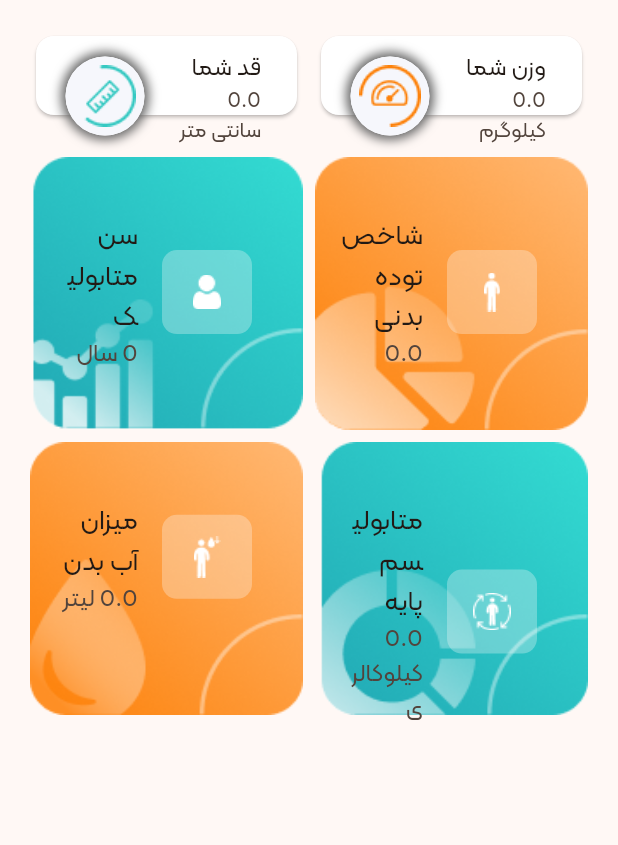
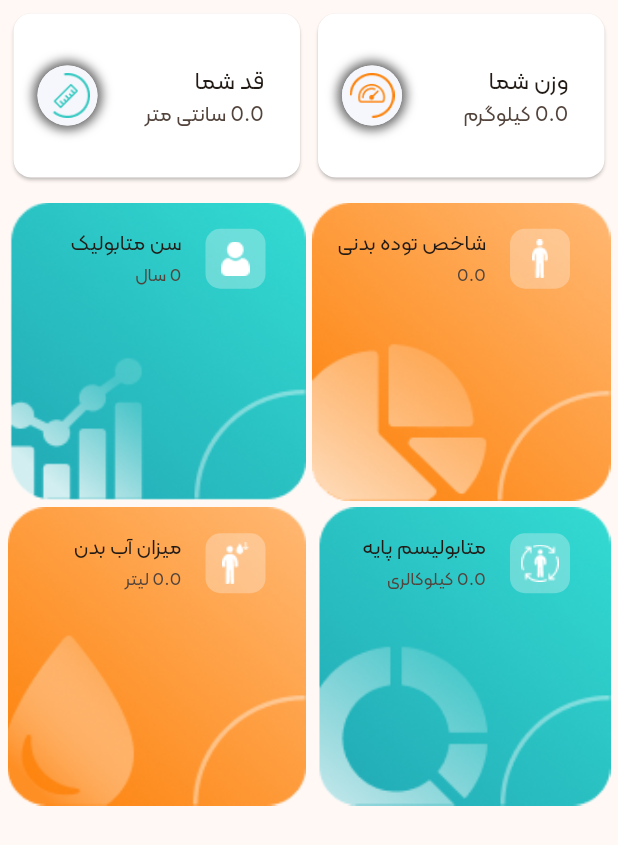
Before and after one commit to aligavahi/sharif_health_app, a Flutter app: the GeneralAnalysis widget shown alone on an empty page, opened directly with empty values, on a phone screen of 412 x 824 dp. Shown: the top 845 px of the screen. Run offline on Flutter 3.47's test engine with Material 3 defaults, Android fonts, the phone set to English and light mode, and no system bars; our stand-ins replace bloc, curved_navigation_bar, flutter_bloc, flutter_form_builder, pinput, shamsi_date and 2 more; accounts and stored records are empty; network calls fail.

Commit message:
ready for demo

```diff
--- a/lib/ui/homepage/my_tests/general_analysis.dart
+++ b/lib/ui/homepage/my_tests/general_analysis.dart
@@ -1,8 +1,5 @@
-import 'dart:ui';
-
-import 'package:flutter/cupertino.dart';
+import 'dart:math';
 import 'package:flutter/material.dart';
-import 'package:flutter/painting.dart';
 import 'package:flutter_bloc/flutter_bloc.dart';
 import 'package:sharif_health_app/model/homepage/my_tests/my_tests_cubit.dart';
 import 'package:sharif_health_app/utils/app_colors.dart';
@@ -69,22 +66,23 @@ class GeneralAnalysis extends StatelessWidget {
         'id': 'bmr'
       },
     ];
-    final width = (MediaQuery.of(context).size.width - 30) / 2;
+    final width = (MediaQuery.of(context).size.width - 5) / 2;
+    final height= max(width/2.5, 120.0);
     List<Widget> final_list = [];
     List<Widget> typ1_items = List<Widget>.generate(typ1Analysis.length,
         (index) => get_general_typ1_item(context, typ1Analysis[index]));
     List<Widget> typ2_items = List<Widget>.generate(typ2Analysis.length,
         (index) => get_general_typ2_item(context, typ2Analysis[index]));
     final_list.add(SizedBox(
-      height: (width + 5) * .33 * 1 + 20,
+      height: height+10,
       child: GridView.count(
-        childAspectRatio: 3,
+        childAspectRatio: width/height,
         controller: new ScrollController(keepScrollOffset: false),
         shrinkWrap: true,
         scrollDirection: Axis.vertical,
-        padding: EdgeInsets.all(20),
-        crossAxisSpacing: 8,
-        mainAxisSpacing: 8,
+        padding: const EdgeInsets.all(5),
+        crossAxisSpacing: 4,
+        mainAxisSpacing: 4,
         crossAxisCount: 2,
         children: typ1_items,
       ),
@@ -92,14 +90,14 @@ class GeneralAnalysis extends StatelessWidget {
     final_list.add(SizedBox(
       height: (width + 2) * 1 * 2 + 2 * 20,
       child: GridView.count(
-        padding: EdgeInsets.all(20),
+        padding: const EdgeInsets.all(5),
         childAspectRatio: 1,
         controller: new ScrollController(keepScrollOffset: false),
         shrinkWrap: true,
         scrollDirection: Axis.vertical,
         crossAxisCount: 2,
-        crossAxisSpacing: 8,
-        mainAxisSpacing: 8,
+        crossAxisSpacing: 4,
+        mainAxisSpacing: 4,
         children: typ2_items,
       ),
     ));
@@ -136,7 +134,8 @@ class GeneralAnalysis extends StatelessWidget {
                 ),
                 child: CircleAvatar(
                     backgroundColor: AppColors.background,
-                    radius: 30,
+                    minRadius: 10,
+                    maxRadius: 20,
                     child: Padding(
                         padding: EdgeInsets.all(5),
                         child: Image.asset("assets/mytests/${item['icon']}"))),
@@ -148,7 +147,7 @@ class GeneralAnalysis extends StatelessWidget {
 
   Widget get_general_typ2_item(context, Map<String, dynamic> item) {
     return Container(
-        padding: EdgeInsets.only(top: 30),
+        padding: EdgeInsets.zero,
         margin: EdgeInsets.zero,
         decoration: BoxDecoration(
             image: DecorationImage(
@@ -162,17 +161,17 @@ class GeneralAnalysis extends StatelessWidget {
                 "${item['value']} ${item['unit']}",
                 textDirection: TextDirection.rtl,
                 textAlign: TextAlign.right,
-                style: TextStyle(fontSize: 16),
+                style: TextStyle(fontSize: 12),
               ),
               title: Text(
                 item['name'],
                 textAlign: TextAlign.right,
-                style: TextStyle(fontSize: 18),
+                style: TextStyle(fontSize: 14),
               ),
               trailing: Container(
-                  width: 60,
-                  height: 60,
-                  margin: const EdgeInsets.only(right: 10),
+                  width: 40,
+                  height: 40,
+                  margin: const EdgeInsets.only(right: 3,top: 3),
                   decoration: const BoxDecoration(
                     borderRadius: BorderRadius.all(Radius.circular(10)),
                     color: Color.fromRGBO(250, 250, 250, .3),
--- a/lib/ui/homepage/my_tests/test_summary_section.dart
+++ b/lib/ui/homepage/my_tests/test_summary_section.dart
@@ -59,7 +59,7 @@ class _TestSummarySectionState extends State<TestSummarySection>
             indicatorWeight: 3.0,
             tabs: ['آنالیز عضلات', 'آنالیز کلی', 'آنالیز چربی'].map((e) {
               return SizedBox(
-                width: MediaQuery.of(context).size.width / 4,
+                width: MediaQuery.of(context).size.width / 5,
                 child: Tab(text: e),
               );
             }).toList(),
--- a/lib/ui/homepage/my_tests/test_unit.dart
+++ b/lib/ui/homepage/my_tests/test_unit.dart
@@ -25,6 +25,7 @@ class TestUnit extends StatelessWidget {
                 child: Container(
                   decoration: const BoxDecoration(
                     image: DecorationImage(
+                      opacity: .5,
                         image: AssetImage(
                           "assets/mytests/test_image.png",
                         ),
@@ -33,7 +34,7 @@ class TestUnit extends StatelessWidget {
                   ),
                   child: Row(children: [
                     const Spacer(
-                      flex: 5,
+                      flex: 2,
                     ),
                     Expanded(
                         flex: 5,
```
Also changed, not shown: assets/mytests/no_data.png (renamed from assets/mytests/old/no_data.png), assets/mytests/test_image.png.
